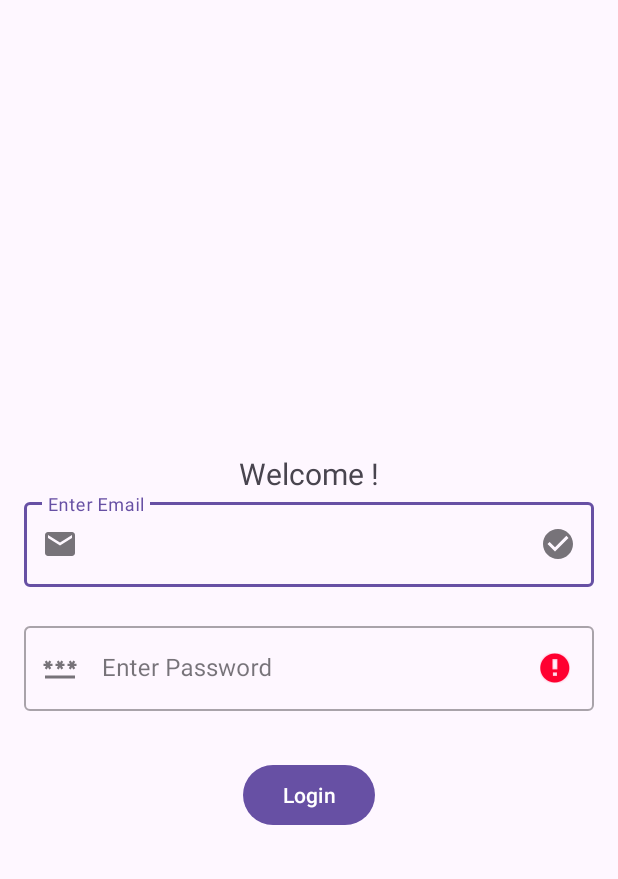
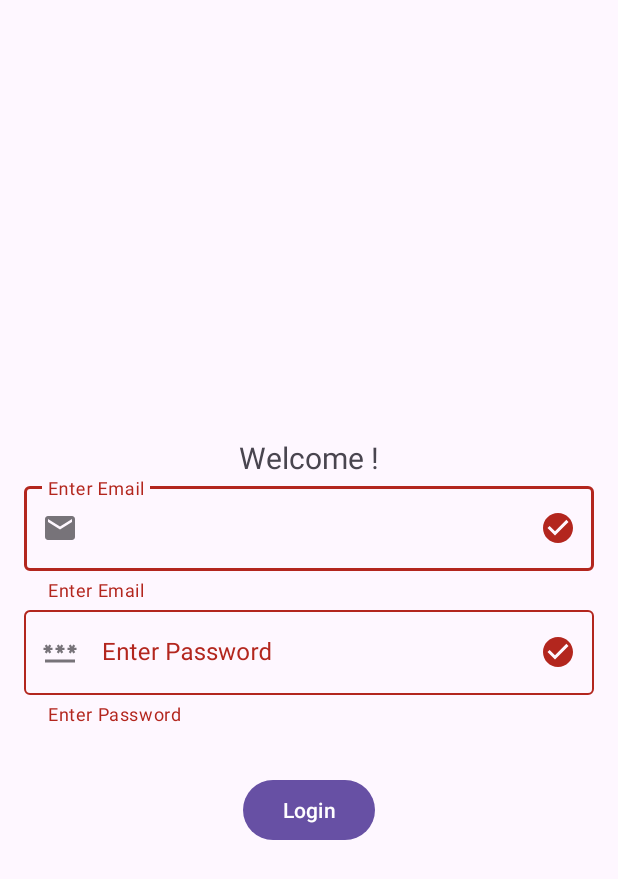
Before and after one commit to vishal4720/AptitudeandLogicalReasoning, an Android app: the screen it shows after launch (LoginActivity), after a tap on "Login", on a phone screen of 412 x 824 dp. Shown: the top 879 px of the screen. Run offline under Robolectric (Android 15) with nearby library versions, the phone set to English and light mode, and no system bars; our stand-ins replace Firebase (no records; nobody signed in at launch, a user with empty details on screens opened directly).

Commit message:
Minor Changes

```diff
--- a/app/src/main/java/com/developingmind/aptitudeandlogicalreasoning/login/LoginActivity.java
+++ b/app/src/main/java/com/developingmind/aptitudeandlogicalreasoning/login/LoginActivity.java
@@ -35,7 +35,7 @@ public class LoginActivity extends AppCompatActivity {
     private FirebaseAuth firebaseAuth;
     private FirebaseFirestore firebaseFirestore;
     private EditText email,pass;
-    private TextInputLayout emailLayout;
+    private TextInputLayout emailLayout,passLayout;
     private Button login;
 
 
@@ -52,12 +52,13 @@ public class LoginActivity extends AppCompatActivity {
         email = findViewById(R.id.email);
         emailLayout = findViewById(R.id.email_layout);
         pass = findViewById(R.id.password);
+        passLayout = findViewById(R.id.password_layout);
         login = findViewById(R.id.login);
 
         login.setOnClickListener(new View.OnClickListener() {
             @Override
             public void onClick(View v) {
-                if(isEmailPasswordValid(email,pass)) {
+                if(isEmailPasswordValid(email,pass,emailLayout,passLayout)) {
                     firebaseAuth = FirebaseAuth.getInstance();
                     createAccount(email.getText().toString().trim(), pass.getText().toString());
                 }
@@ -154,23 +155,21 @@ public class LoginActivity extends AppCompatActivity {
     }
 
 
-    public static boolean isEmailPasswordValid(EditText email,EditText password) {
+    public static boolean isEmailPasswordValid(EditText email,EditText password,TextInputLayout emailLayout,TextInputLayout passwordLayout) {
         Boolean isValid = true;
         if (TextUtils.isEmpty(email.getText())) {
-
-//            email.setError("Enter Email");
+            emailLayout.setError("Enter Email");
             isValid = false;
         }
         else if(!Patterns.EMAIL_ADDRESS.matcher(email.getText()).matches()) {
-//            email.setError("Enter Valid Email");
-
+            emailLayout.setError("Enter Valid Email");
             isValid = false;
         }
         if(TextUtils.isEmpty(password.getText())){
-            password.setError("Enter Password");
+            passwordLayout.setError("Enter Password");
             isValid=false;
         } else if (password.getText().toString().length()<=6) {
-            password.setError("Password should be minimum of 6 digits");
+            passwordLayout.setError("Password should be minimum of 6 digits");
             isValid=false;
         }
         return isValid;
--- a/app/src/main/res/layout/activity_login.xml
+++ b/app/src/main/res/layout/activity_login.xml
@@ -42,6 +42,7 @@
 
     <com.google.android.material.textfield.TextInputLayout
         style="@style/Widget.MaterialComponents.TextInputLayout.OutlinedBox"
+        android:id="@+id/password_layout"
         android:layout_width="match_parent"
         android:layout_height="wrap_content"
         app:startIconDrawable="@drawable/ic_password"
```
